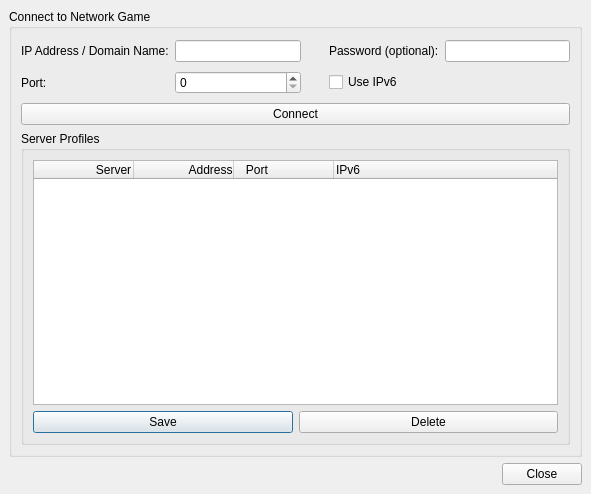
Qt form src/gui/qt/joinnetworkgamedialog.ui (pokerth/pokerth) before a commit.
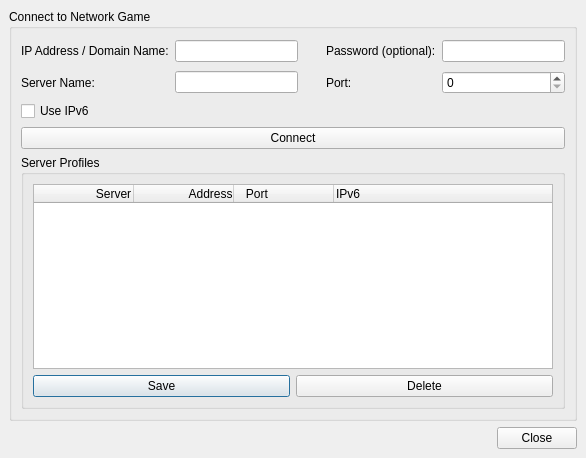
The same form after that commit.

Diff of the .ui file:
```diff
--- a/src/gui/qt/joinnetworkgamedialog.ui
+++ b/src/gui/qt/joinnetworkgamedialog.ui
@@ -5,8 +5,8 @@
    <rect>
     <x>0</x>
     <y>0</y>
-    <width>591</width>
-    <height>494</height>
+    <width>586</width>
+    <height>458</height>
    </rect>
   </property>
   <property name="windowTitle" >
@@ -31,29 +31,6 @@
       <property name="spacing" >
        <number>6</number>
       </property>
-      <item row="0" column="0" >
-       <widget class="QLabel" name="label" >
-        <property name="text" >
-         <string>IP Address / Domain Name:</string>
-        </property>
-       </widget>
-      </item>
-      <item row="1" column="1" >
-       <widget class="QSpinBox" name="spinBox" />
-      </item>
-      <item row="0" column="4" >
-       <widget class="QLineEdit" name="lineEdit_2" />
-      </item>
-      <item row="0" column="1" >
-       <widget class="QLineEdit" name="lineEdit" />
-      </item>
-      <item row="0" column="3" >
-       <widget class="QLabel" name="label_3" >
-        <property name="text" >
-         <string>Password (optional):</string>
-        </property>
-       </widget>
-      </item>
       <item row="4" column="0" colspan="5" >
        <widget class="QGroupBox" name="groupBox_2" >
         <property name="title" >
@@ -124,13 +101,6 @@
         </property>
        </widget>
       </item>
-      <item row="1" column="3" colspan="2" >
-       <widget class="QCheckBox" name="checkBox" >
-        <property name="text" >
-         <string>Use IPv6</string>
-        </property>
-       </widget>
-      </item>
       <item rowspan="2" row="0" column="2" >
        <spacer>
         <property name="orientation" >
@@ -147,28 +117,52 @@
         </property>
        </spacer>
       </item>
-      <item row="1" column="0" >
+      <item row="0" column="1" >
+       <widget class="QLineEdit" name="lineEdit" />
+      </item>
+      <item row="0" column="4" >
+       <widget class="QLineEdit" name="lineEdit_2" />
+      </item>
+      <item row="0" column="3" >
+       <widget class="QLabel" name="label_3" >
+        <property name="text" >
+         <string>Password (optional):</string>
+        </property>
+       </widget>
+      </item>
+      <item row="1" column="4" >
+       <widget class="QSpinBox" name="spinBox" />
+      </item>
+      <item row="1" column="3" >
        <widget class="QLabel" name="label_2" >
         <property name="text" >
          <string>Port:</string>
         </property>
        </widget>
       </item>
+      <item row="0" column="0" >
+       <widget class="QLabel" name="label" >
+        <property name="text" >
+         <string>IP Address / Domain Name:</string>
+        </property>
+       </widget>
+      </item>
+      <item row="1" column="0" >
+       <widget class="QLabel" name="label_4" >
+        <property name="text" >
+         <string>Server Name:</string>
+        </property>
+       </widget>
+      </item>
+      <item row="1" column="1" >
+       <widget class="QLineEdit" name="lineEdit_3" />
+      </item>
       <item row="2" column="0" colspan="5" >
-       <spacer>
-        <property name="orientation" >
-         <enum>Qt::Vertical</enum>
+       <widget class="QCheckBox" name="checkBox" >
+        <property name="text" >
+         <string>Use IPv6</string>
         </property>
-        <property name="sizeType" >
-         <enum>QSizePolicy::Fixed</enum>
-        </property>
-        <property name="sizeHint" >
-         <size>
-          <width>528</width>
-          <height>2</height>
-         </size>
-        </property>
-       </spacer>
+       </widget>
       </item>
      </layout>
     </widget>
```
